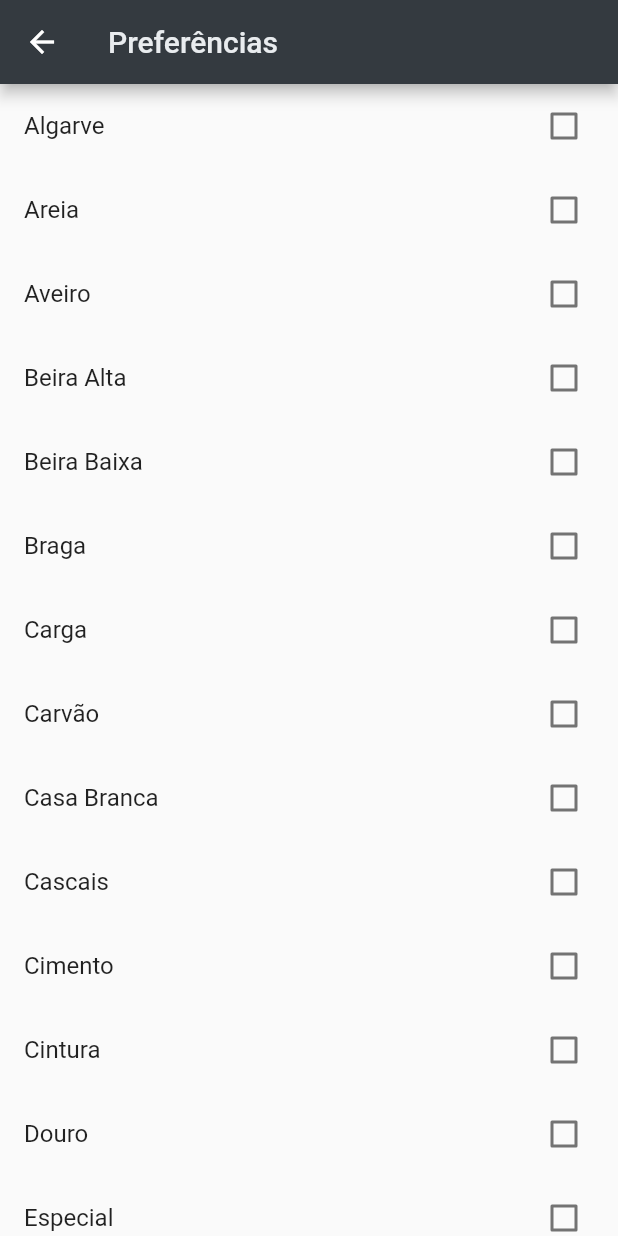
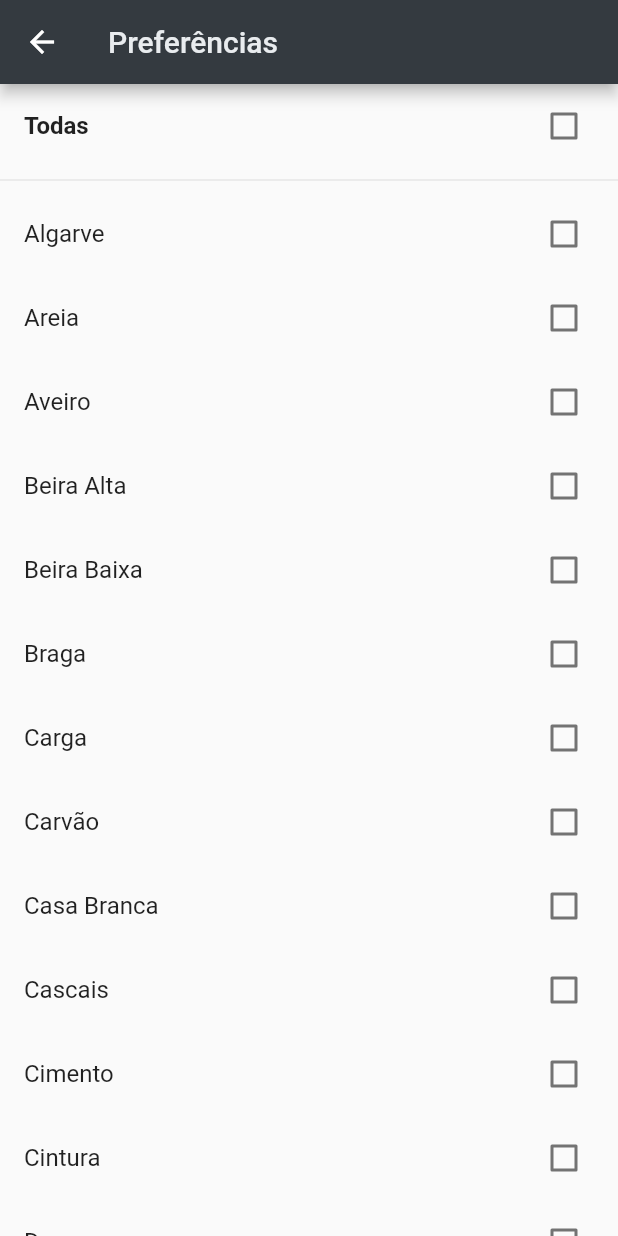
Before and after one commit to FogosPT/suprimidosmobile, a Flutter app: the Settings screen opened by its route, on a phone screen of 412 x 824 dp. Run offline on Flutter 3.47's test engine with Material 2 defaults, Android fonts, the phone set to English and light mode, and no system bars; our stand-ins replace firebase_messaging, shared_preferences, timeago; accounts and stored records are empty; network calls fail.

Commit message:
improvements on interface

```diff
--- a/lib/pages/settings.dart
+++ b/lib/pages/settings.dart
@@ -22,6 +22,9 @@ class _SettingsState extends State<Settings> {
         return (prefs.getBool(location['key']) ?? false);
       });
     }
+    settings['all'] = _prefs.then((SharedPreferences prefs) {
+      return (prefs.getBool('all') ?? false);
+    });
   }
 
   _handleChange(key, bool value) async {
@@ -31,11 +34,42 @@ class _SettingsState extends State<Settings> {
       return (prefs.getBool(key) ?? value);
     });
 
+    if (key == 'all') {
+      for (Map location in locations) {
+        prefs.setBool(location['key'], value);
+        settings[location['key']] = _prefs.then((SharedPreferences prefs) {
+          return value;
+        });
+      }
+    }
+
     setState(() {});
   }
 
   List<Widget> _buildCheckboxes() {
     List<Widget> checkboxes = [];
+    checkboxes.add(
+      FutureBuilder(
+        future: settings['all'],
+        builder: (BuildContext context, AsyncSnapshot<bool> snapshot) {
+          switch (snapshot.connectionState) {
+            default:
+              return CheckboxListTile(
+                title: Text(
+                  'Todas',
+                  style: TextStyle(fontWeight: FontWeight.bold),
+                ),
+                value: snapshot.data ?? false,
+                onChanged: (bool value) {
+                  _handleChange('all', value);
+                },
+              );
+          }
+        },
+      ),
+    );
+
+    checkboxes.add(Divider());
     for (Map location in locations) {
       checkboxes.add(
         FutureBuilder(
@@ -45,7 +79,7 @@ class _SettingsState extends State<Settings> {
               default:
                 return CheckboxListTile(
                   title: Text(location['value']),
-                  value: snapshot.data ?? true,
+                  value: snapshot.data ?? false,
                   onChanged: (bool value) {
                     _handleChange(location['key'], value);
                   },
```
Also changed, not shown: lib/constants/locations.dart (+28 -0 lines), lib/main.dart (+39 -11 lines).
